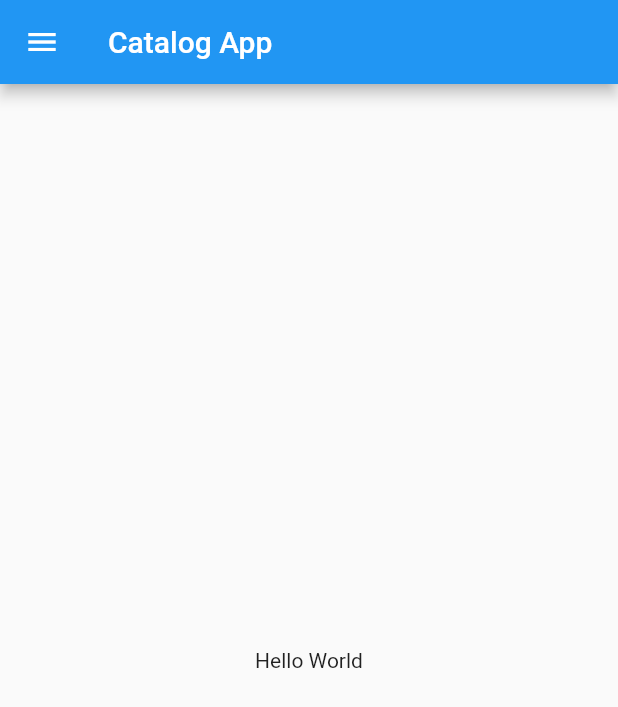
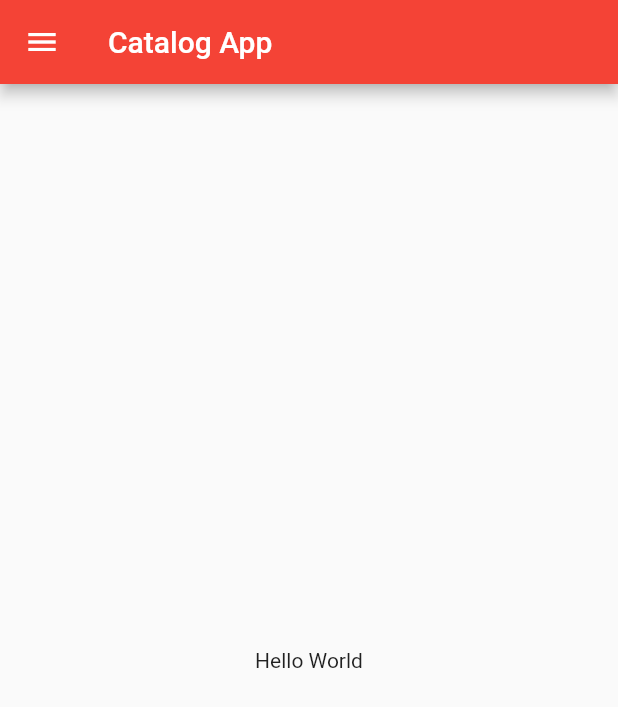
Before and after one commit to nischal-jadhav123/30DaysOfFlutter, a Flutter app: the screen it shows after launch, on a phone screen of 412 x 824 dp. Shown: the top 707 px of the screen. Run offline on Flutter 3.47's test engine with Material 2 defaults, Android fonts, the phone set to English and light mode, and no system bars; missing offline and left inert: dart:ffi.

Commit message:
Day3 completed.

```diff
--- a/lib/main.dart
+++ b/lib/main.dart
@@ -1,5 +1,6 @@
 import 'package:flutter/material.dart';
-import 'package:flutter_catalog/home_page.dart';
+import 'package:flutter_catalog/pages/home_page.dart';
+import 'package:flutter_catalog/pages/login_page.dart';
 
 void main() {
   runApp(const MyApp());
@@ -10,8 +11,15 @@ class MyApp extends StatelessWidget {
 
   @override
   Widget build(BuildContext context) {
-    double days = 28;
-    String name = "Nischal";
-    return MaterialApp(home: HomePage());
+    return MaterialApp(
+      themeMode: ThemeMode.light,
+      theme: ThemeData(primarySwatch: Colors.red),
+      darkTheme: ThemeData(brightness: Brightness.dark),
+      initialRoute: "/",
+      routes: {
+        "/": (context) => HomePage(),
+        "/login": (context) => LoginPage(),
+      },
+    );
   }
 }
```
Also changed, not shown: lib/pages/login_page.dart (added, +20 -0 lines), lib/pages/home_page.dart (renamed from lib/home_page.dart).
